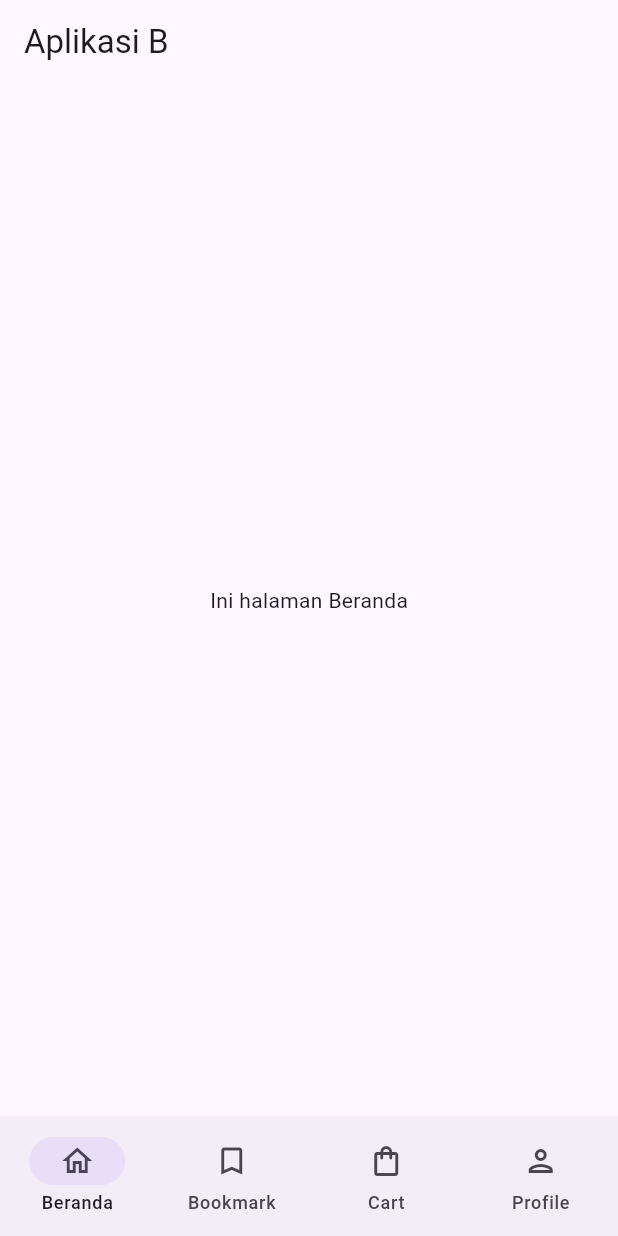
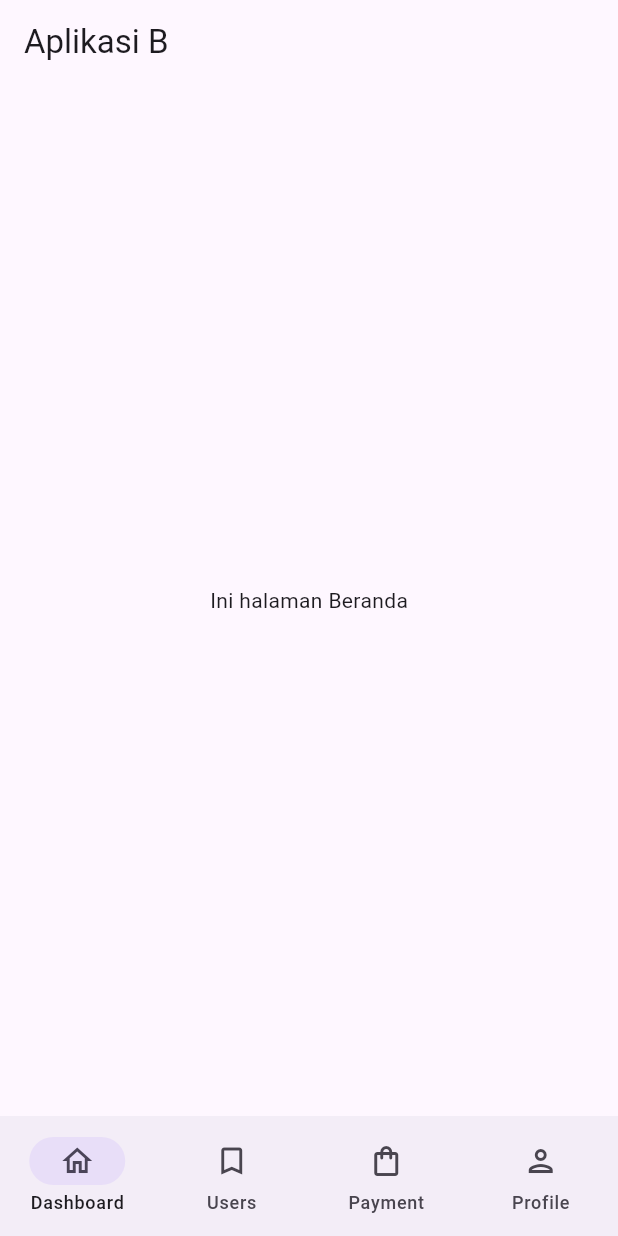
Before and after one commit to Kkiiiiiii/ppb, a Flutter app: the HomePage screen opened directly, on a phone screen of 412 x 824 dp. Run offline on Flutter 3.47's test engine with Material 3 defaults, Android fonts, the phone set to English and light mode, and no system bars.

Commit message:
dashboard/beranda

```diff
--- a/lib/screens/HomePage.dart
+++ b/lib/screens/HomePage.dart
@@ -43,11 +43,11 @@ class _HomePageState extends State<HomePage> {
         },
         destinations: const [
           NavigationDestination(
-              icon: Icon(Icons.home_outlined), label: 'Beranda'),
+              icon: Icon(Icons.home_outlined), label: 'Dashboard'),
           NavigationDestination(
-              icon: Icon(Icons.bookmark_border_outlined), label: 'Bookmark'),
+              icon: Icon(Icons.bookmark_border_outlined), label: 'Users'),
           NavigationDestination(
-              icon: Icon(Icons.shopping_bag_outlined), label: 'Cart'),
+              icon: Icon(Icons.shopping_bag_outlined), label: 'Payment'),
           NavigationDestination(
               icon: Icon(Icons.person_outlined), label: 'Profile'),
         ],
--- a/lib/screens/login.dart
+++ b/lib/screens/login.dart
@@ -26,7 +26,8 @@ class _LoginPageState extends State<LoginPage> {
             child: Form(
               key: _formkey,
               child: Column(mainAxisSize: MainAxisSize.min, children: [
-                const FlutterLogo(size: 100),
+                // const FlutterLogo(size: 100),
+                Image.asset('assets/logo.png'),
                 _gap(),
                 Text(
                   "Selamat datang",
@@ -66,6 +67,7 @@ class _LoginPageState extends State<LoginPage> {
                     labelText: 'Kata sandi',
                     hintText: 'Masukan kata sandi',
                     prefixIcon: const Icon(Icons.lock_outline_rounded),
+                    border: OutlineInputBorder(),
                     suffixIcon: IconButton(
                       icon: Icon(
                         _isPasswordVisible
```
Also changed, not shown: assets/logo.png.
